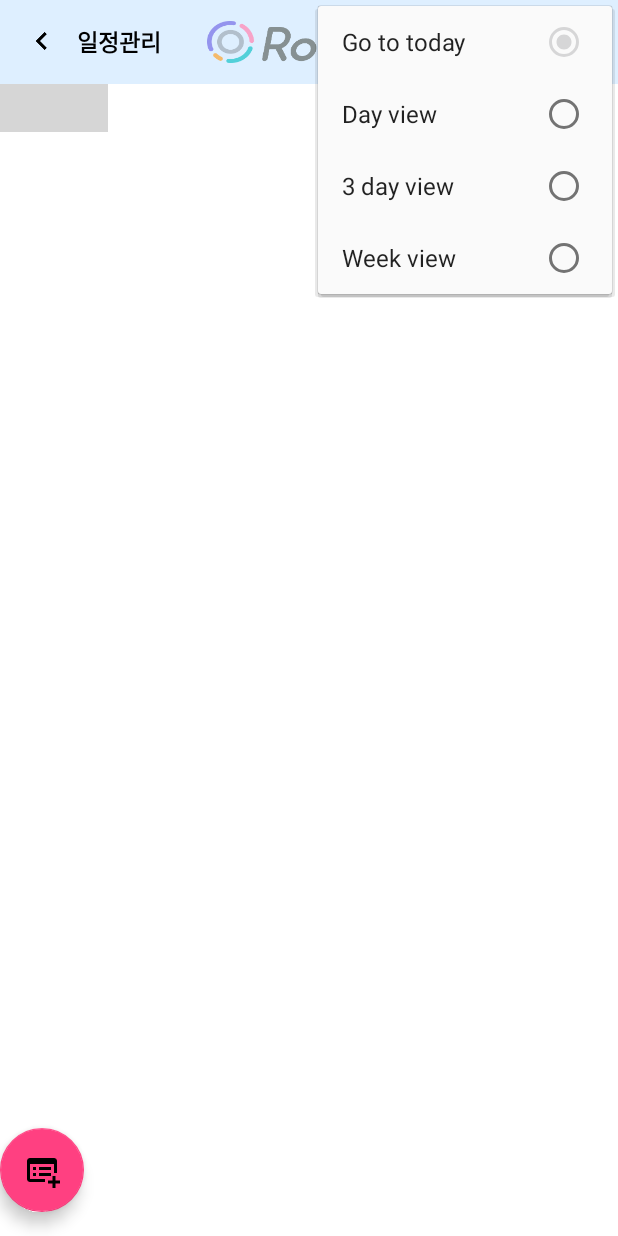
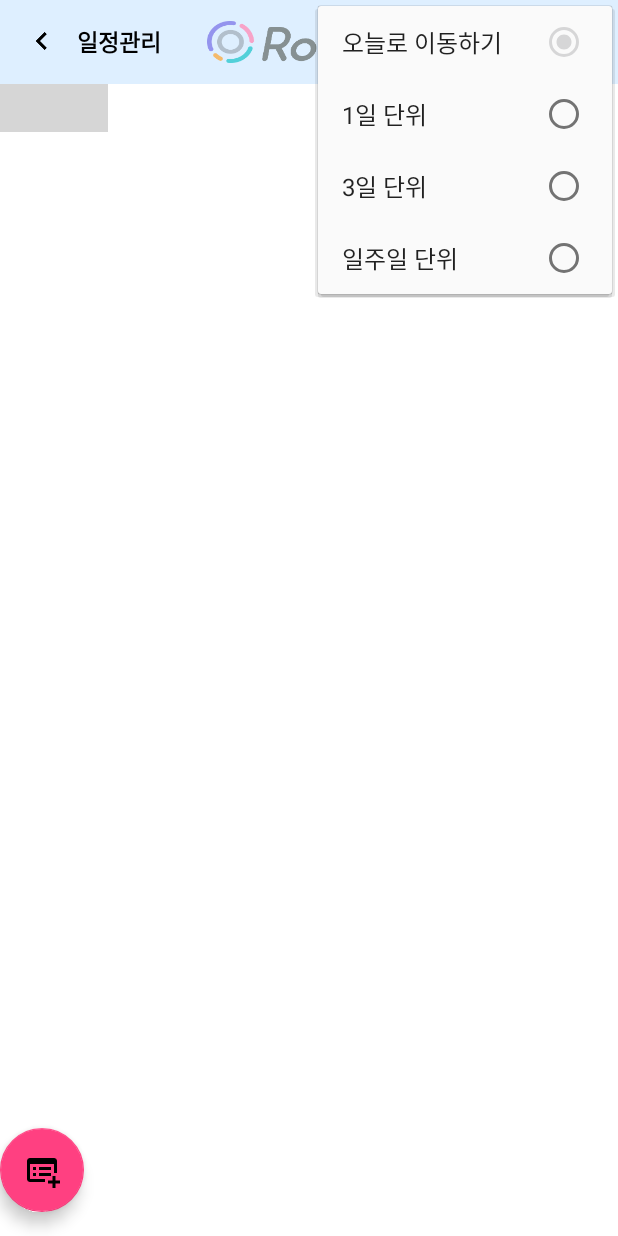
Before and after one commit to Nanamare/android_roler, an Android app: the BaseActivity screen opened directly, with no data from a screen before it, with the options menu open, on a phone screen of 412 x 824 dp. Run offline under Robolectric (Android 15) with nearby library versions, the phone set to English and light mode, and no system bars; our stand-ins replace ButterKnife; libraries missing offline, so code that uses them is left out: cn.pedant, retrofit2.adapter.rxjava, rx.android.schedulers, rx.schedulers, rx.subscriptions; plain views replace WeekView; 14 statements that could not run were skipped; grey boxes are pictures that could not be loaded.

```diff
--- a/roler-master/Roler/app/src/main/AndroidManifest.xml
+++ b/roler-master/Roler/app/src/main/AndroidManifest.xml
@@ -59,6 +59,7 @@
                 android:value="com.buttering.roler.role.RoleActivity"/>
         </activity>
         <activity
+            android:windowSoftInputMode="adjustResize"
             android:name=".login.LogInActivity"
             android:theme="@style/NoAppBarTheme">
         </activity>
--- a/roler-master/Roler/app/src/main/java/com/buttering/roler/plan/PlanPresenter.java
+++ b/roler-master/Roler/app/src/main/java/com/buttering/roler/plan/PlanPresenter.java
@@ -74,7 +74,6 @@ public class PlanPresenter extends BasePresenter implements IPlanPresenter {
 				.subscribe(new Subscriber<List<Role>>() {
 					@Override
 					public void onCompleted() {
-
 					}
 
 					@Override
@@ -87,7 +86,6 @@ public class PlanPresenter extends BasePresenter implements IPlanPresenter {
 					public void onNext(List<Role> role) {
 						view.setRoleContent(role);
 						view.setCurrentPosition();
-						onCompleted();
 
 					}
 				}));
--- a/roler-master/Roler/app/src/main/java/com/buttering/roler/role/EditRoleActivity.java
+++ b/roler-master/Roler/app/src/main/java/com/buttering/roler/role/EditRoleActivity.java
@@ -121,6 +121,7 @@ public class EditRoleActivity extends AppCompatActivity implements IRoleView {
 								, et_roleContent.getText().toString(), role_id);
 					}
 					intent.putExtra("Role", role);
+					intent.addFlags(intent.FLAG_ACTIVITY_CLEAR_TOP);
 					startActivity(intent);
 					finish();
 				}
--- a/roler-master/Roler/app/src/main/res/menu/main.xml
+++ b/roler-master/Roler/app/src/main/res/menu/main.xml
@@ -6,20 +6,20 @@
 
     <group android:checkableBehavior="single">
         <item android:id="@+id/action_today"
-              android:title="Go to today"
+              android:title="오늘로 이동하기"
               android:orderInCategory="100"
               app:showAsAction="never"
               android:checked="true"/>
         <item android:id="@+id/action_day_view"
-              android:title="Day view"
+              android:title="1일 단위"
               android:orderInCategory="100"
               app:showAsAction="never"/>
         <item android:id="@+id/action_three_day_view"
-              android:title="3 day view"
+              android:title="3일 단위"
               android:orderInCategory="100"
               app:showAsAction="never"/>
         <item android:id="@+id/action_week_view"
-              android:title="Week view"
+              android:title="일주일 단위"
               android:orderInCategory="100"
               app:showAsAction="never"/>
     </group>
```
Also changed, not shown: roler-master/Roler/app/src/main/java/com/buttering/roler/plan/PlanActivity.java (+3 -38 lines).
